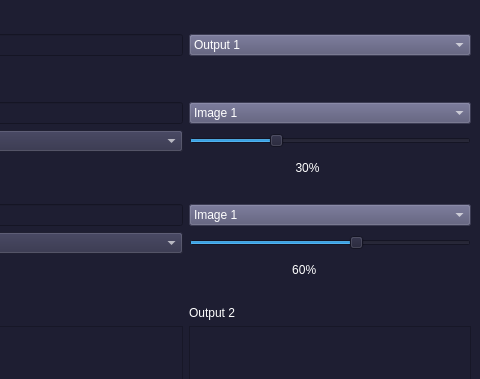
MostafaAbbas-git/DSP-Team17, file FTMixer.ui: the form before one commit; both pictures show x 704 to 1184 and y 0 to 379 of the 1184 by 708 pixel window.
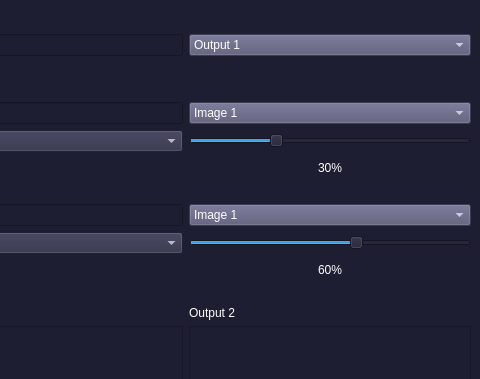
The form after the commit.

Commit message: adjusted the alignment of the sliders labels to be  horizontally centered

Diff of the .ui file:
```diff
--- a/FTMixer.ui
+++ b/FTMixer.ui
@@ -456,7 +456,10 @@
          <string notr="true">color: rgb(255, 255, 255);</string>
         </property>
         <property name="text">
-         <string>                                30%</string>
+         <string>30%</string>
+        </property>
+        <property name="alignment">
+         <set>Qt::AlignCenter</set>
         </property>
        </widget>
       </item>
@@ -476,7 +479,10 @@
       <item row="20" column="1">
        <widget class="QLabel" name="label_2">
         <property name="text">
-         <string>                               60%</string>
+         <string>60%</string>
+        </property>
+        <property name="alignment">
+         <set>Qt::AlignCenter</set>
         </property>
        </widget>
       </item>
```
The commit also changes 1 other file.
